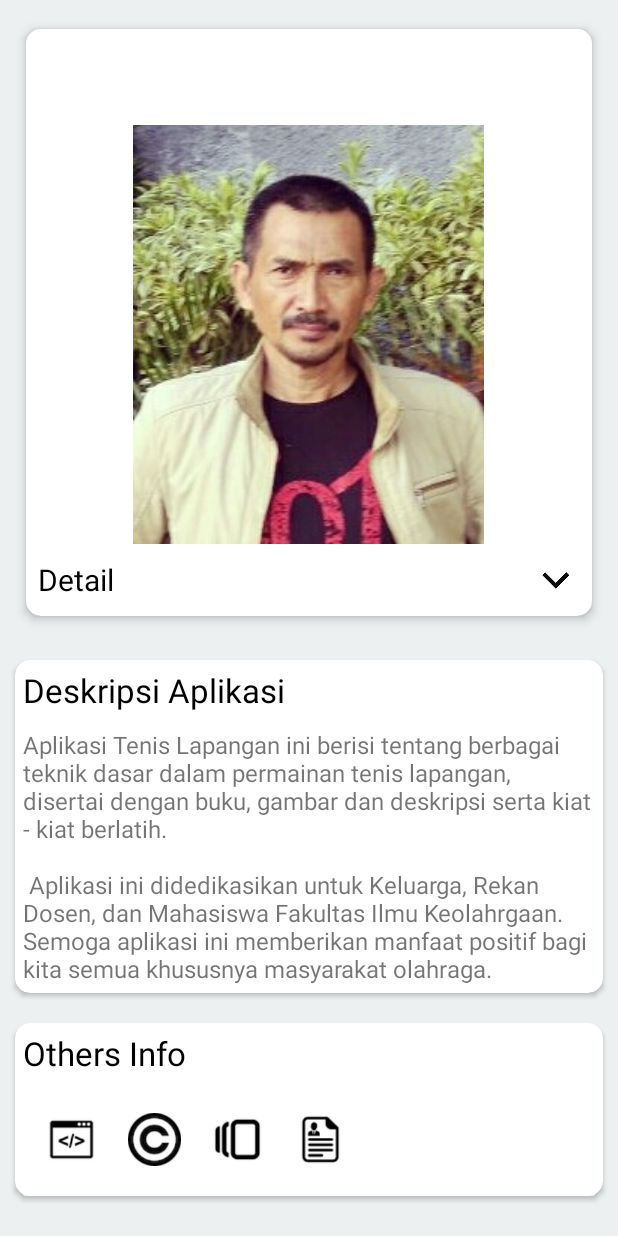
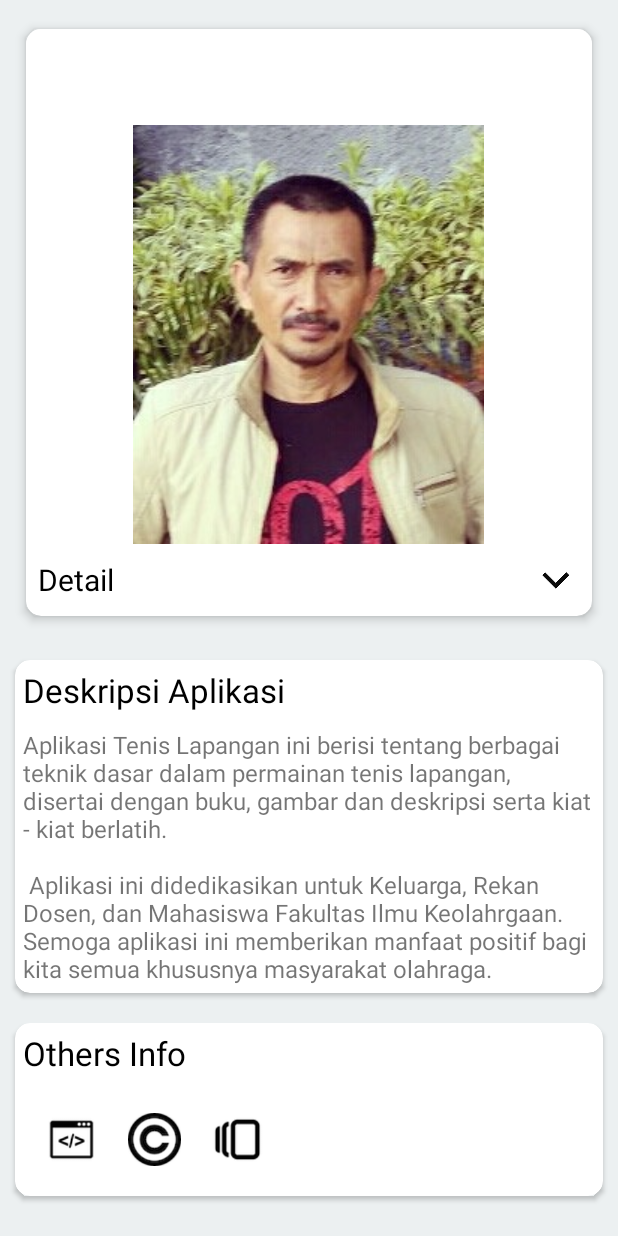
Before and after one commit to vjivandro/TennisLapangan, an Android app: the layout content_about.xml on its own in the app's theme, with its tools: preview values and no code run, on a phone screen of 412 x 824 dp. Run offline under Robolectric (Android 15) with nearby library versions, the phone set to English and light mode, and no system bars.

Commit message:
repair commit

```diff
--- a/app/src/main/res/layout/content_about.xml
+++ b/app/src/main/res/layout/content_about.xml
@@ -191,14 +191,6 @@
                             android:padding="10dp"
                             android:layout_margin="10dp"
                             android:background="@drawable/versi"/>
-
-                        <Button
-                            android:id="@+id/term"
-                            android:layout_width="35dp"
-                            android:layout_height="35dp"
-                            android:padding="10dp"
-                            android:layout_margin="10dp"
-                            android:background="@drawable/term"/>
                     </LinearLayout>
                 </LinearLayout>
 
--- a/app/src/main/res/values/strings.xml
+++ b/app/src/main/res/values/strings.xml
@@ -26,8 +26,6 @@
     <string name="copy">Copyright</string>
     <string name="versi">Build Version</string>
     <string name="details">Detail</string>
-    <string name="term">"Lorem ipsum dolor sit amet, consectetur adipiscing elit, sed do eiusmod tempor incididunt ut labore et dolore magna aliqua. Ut enim ad minim veniam, quis nostrud exercitation ullamco laboris nisi ut aliquip ex ea commodo consequat. Duis aute irure dolor in reprehenderit in voluptate velit esse cillum dolore eu fugiat nulla pariatur. Excepteur sint occaecat cupidatat non proident, sunt in culpa qui officia deserunt mollit anim id est laborum."</string>
-
     <string name="next">NEXT</string>
     <string name="skip">SKIP</string>
     <string name="start">GOT IT</string>
```
Also changed, not shown: app/src/main/java/com/learning/tennislearning/AboutActivity.java (+0 -20 lines).
